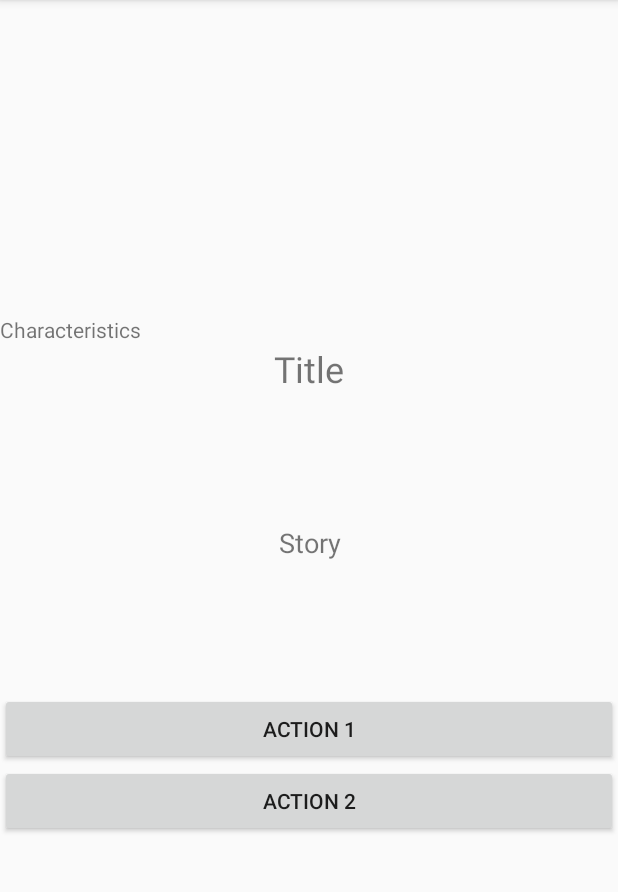
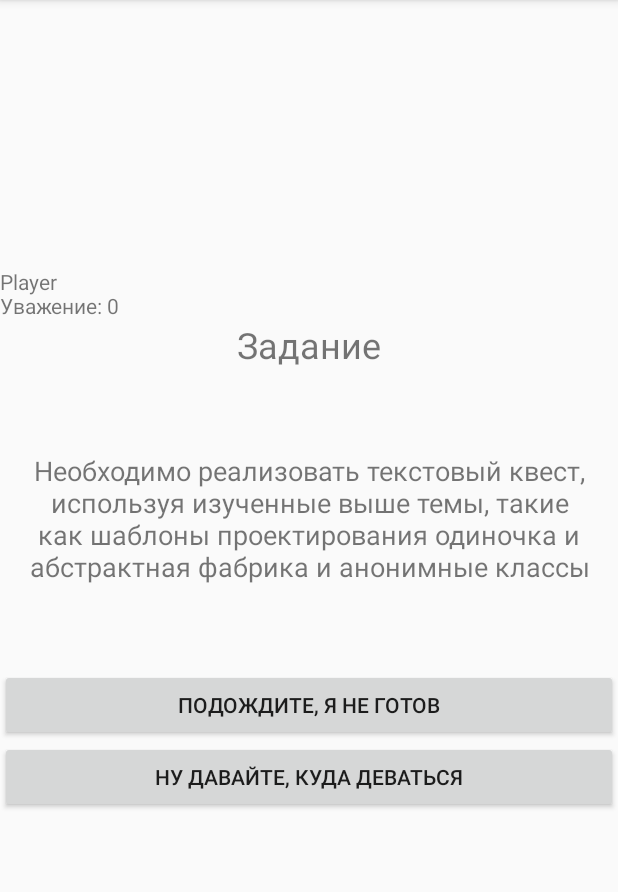
Before and after one commit to PenzaStreetGames/QuestText, an Android app: the screen it shows after launch (MainActivity), on a phone screen of 412 x 824 dp, the part 84-976 px from its top. Run offline under Robolectric (Android 15) with nearby library versions, the phone set to English and light mode, and no system bars.

Commit message:
17.03.2021 Написал квест, с шаблонами. Он даже вроде работает

```diff
--- a/app/src/main/java/com/penzastretstudios/questtext/AbstractSituation.java
+++ /dev/null
@@ -1,5 +0,0 @@
-package com.penzastretstudios.questtext;
-
-public class AbstractSituation {
-
-}
--- /dev/null
+++ b/app/src/main/java/com/penzastretstudios/questtext/DataFiller.java
@@ -0,0 +1,53 @@
+package com.penzastretstudios.questtext;
+
+import com.penzastretstudios.questtext.abstarcts.AbstractSituation;
+
+public class DataFiller {
+
+    static void createStory(Story story) {
+        createSituations(story);
+        createEdges(story);
+        AbstractSituation begin = story.getById(1);
+        story.setCurrentSituation(begin);
+    }
+
+    static void createSituations(Story story) {
+        story.addSituation("Задание", "Необходимо реализовать текстовый квест, используя изученные выше темы, " +
+                "такие как шаблоны проектирования одиночка и абстрактная фабрика и анонимные классы");
+        story.addSituation("Бездействие", "Время всё идёт, а дела не делаются. Уважение медленно тает");
+        story.addSituation("Шаблоны", "Прекрасно, пора начинать работу. Будете ли вы " +
+                "использовать шаблоны в своём квесте?");
+        story.addSituation("Без шаблонов", "Спорное решение. " +
+                "Может быть всё-таки послушаться совету препода и применить их?");
+        story.addSituation("Шаблоны будут", "Ожидаемое решение. А имеете ли вы хоть малейшее понятие, " +
+                "какие шаблоны будут использоваться?");
+        story.addSituation("До сих пор без шаблонов", "Времени на раздумия не осталось. " +
+                "Другие говорят какие-то умные слова и пытаются реализовать фабричный метод. Так как же писать код?");
+        story.addSituation("Какие шаблоны", "Хорошо, а какие шаблоны бывают вообще?");
+        story.addSituation("Точно ли шаблоны", "Путь вроде бы правильный, но может стоит " +
+                "спросить одногруппников, делающих это же задание?");
+        story.addEndSituation("Миссия провалена", "Кажется, придётся переделывать этот квест и сдавать на следующей паре.");
+        story.addEndSituation("Так себе", "Попытки вставить в проект фабрику конечно были, но преподу не зашло.");
+        story.addEndSituation("Норм квест", "Квест вышел то, что надо. И шаблоны, и сюжет.");
+    }
+
+    static void createEdges(Story story) {
+        story.addEdge(1, 2, "Подождите, я не готов", -1);
+        story.addEdge(1, 3, "Ну давайте, куда деваться", 1);
+        story.addEdge(2, 1, "Да, хватит тупить", 0);
+        story.addEdge(3, 4, "Шаблонов не будет, я сказал", -5);
+        story.addEdge(3, 5, "Ну раз сказали, значит будут", 5);
+        story.addEdge(3, 2, "А можно подумать?", -1);
+        story.addEdge(4, 6, "Ничего не понятно, пытаться не буду", -10);
+        story.addEdge(4, 7, "Ну, может быть, всё-таки они нужны", 5);
+        story.addEdge(5, 7, "Вообще-то нет", -5);
+        story.addEdge(5, 8, "Вроде бы препод объяснял...", 5);
+        story.addEdge(6, 9, "Структурным стилем", -1000000000);
+        story.addEdge(6, 10, "Написать кучу классов и интерфейсов", 5);
+        story.addEdge(7, 9, "Ну, стереотипы там всякие", -1000000000);
+        story.addEdge(7, 10, "Одиночный метод и фабрика", -1000000);
+        story.addEdge(7, 11, "Фабричный метод и одиночка", 100);
+        story.addEdge(8, 10, "Сделаю как-нибудь сам", -100);
+        story.addEdge(8, 11, "Одногрупы фигни не скажут", 100);
+    }
+}
--- a/app/src/main/java/com/penzastretstudios/questtext/Edge.java
+++ b/app/src/main/java/com/penzastretstudios/questtext/Edge.java
@@ -1,16 +1,18 @@
 package com.penzastretstudios.questtext;
+
+import com.penzastretstudios.questtext.abstarcts.AbstractSituation;
 
 public class Edge {
 
     int id;
     public String variant;
-    public Situation sit_from;
-    public Situation sit_into;
+    public AbstractSituation sit_from;
+    public AbstractSituation sit_into;
     int deltaRespect;
 
-    public Edge(int id, String variant, int deltaRespect,
-                Situation sit_from, Situation sit_into) {
-        this.id = id;
+    public Edge(int edge_id, String variant, int deltaRespect,
+                AbstractSituation sit_from, AbstractSituation sit_into) {
+        this.id = edge_id;
         this.variant = variant;
         this.deltaRespect = deltaRespect;
         this.sit_from = sit_from;
--- a/app/src/main/java/com/penzastretstudios/questtext/MainActivity.java
+++ b/app/src/main/java/com/penzastretstudios/questtext/MainActivity.java
@@ -6,6 +6,9 @@ import android.os.Bundle;
 import android.view.View;
 import android.widget.Button;
 import android.widget.TextView;
+import android.widget.Toast;
+
+import com.penzastretstudios.questtext.abstarcts.AbstractSituation;
 
 import java.util.ArrayList;
 
@@ -16,7 +19,7 @@ public class MainActivity extends AppCompatActivity {
     TextView title;
     TextView storyText;
     TextView characterText;
-    ArrayList<Button> buttons;
+    ArrayList<Button> buttons = new ArrayList<>();
 
     @Override
     protected void onCreate(Bundle savedInstanceState) {
@@ -27,40 +30,45 @@ public class MainActivity extends AppCompatActivity {
         characterText = (TextView) findViewById(R.id.character);
         buttons.add((Button) findViewById(R.id.button));
         buttons.add((Button) findViewById(R.id.button2));
+        buttons.add((Button) findViewById(R.id.button3));
+        for (int i = 0; i < buttons.size(); i++) {
+            int finalI = i;
+            buttons.get(i).setOnClickListener(new View.OnClickListener() {
+                @Override
+                public void onClick(View v) {
+                    update(finalI);
+                }
+            });
+        }
+        DataFiller.createStory(story);
         makeView();
     }
 
     @SuppressLint("SetTextI18n")
     public void makeView() {
-        TextView textField = (TextView) findViewById(R.id.story);
-        textField.setText(story.current_situation.subject + "\n" + story.current_situation.text + "\n" +
-                "Уважение:" + story.current_situation.deltaRespect);
+        AbstractSituation situation = Story.getStory().current_situation;
+        title.setText(situation.title);
+        storyText.setText(situation.history);
+        characterText.setText(person.name + "\n" + "Уважение: " + person.respect);
+        for (int i = 0; i < buttons.size(); i++) {
+            Button button = buttons.get(i);
+            if (i < situation.edges.size()) {
+                button.setText(situation.edges.get(i).variant);
+            }
+            button.setVisibility((i < situation.edges.size() ? View.VISIBLE : View.INVISIBLE));
+            button.setClickable(i < situation.edges.size());
+        }
     }
 
     public void update(int move) {
         story.go(move);
-    }
-
-    public void firstButton(View v) {
-        story.go(1);
-        person.respect += story.current_situation.deltaRespect;
         makeView();
-        checkEnd();
-    }
-
-    public void secondButton(View v) {
-        story.go(2);
-        person.respect += story.current_situation.deltaRespect;
-        makeView();
-        checkEnd();
     }
 
     @SuppressLint("SetTextI18n")
     public void checkEnd() {
         if (story.isEnd()) {
-            TextView textField = (TextView) findViewById(R.id.story);
-            textField.setText(textField.getText().toString() +
-                    "\nКонец истории");
+            Toast.makeText(getApplicationContext(), "Конец истории", Toast.LENGTH_SHORT).show();
         }
     }
 }
--- a/app/src/main/java/com/penzastretstudios/questtext/Story.java
+++ b/app/src/main/java/com/penzastretstudios/questtext/Story.java
@@ -1,12 +1,21 @@
 package com.penzastretstudios.questtext;
 
+import com.penzastretstudios.questtext.abstarcts.AbstractSituation;
+import com.penzastretstudios.questtext.creators.EdgeCreator;
+import com.penzastretstudios.questtext.creators.EndSituationCreator;
+import com.penzastretstudios.questtext.creators.SituationCreator;
+
+import java.time.Period;
 import java.util.ArrayList;
 
 public class Story {
 
-    private Situation start_story;
-    public Situation current_situation;
-    public ArrayList<Situation> situations = new ArrayList<>();
+    private AbstractSituation start_story;
+    public AbstractSituation current_situation;
+    public EdgeCreator edgeCreator;
+    public SituationCreator situationCreator;
+    public EndSituationCreator endSituationCreator;
+    public ArrayList<AbstractSituation> situations = new ArrayList<>();
     public ArrayList<Edge> edges = new ArrayList<>();
     private static Story story = null;
 
@@ -16,133 +25,51 @@ public class Story {
         return story;
     }
 
-    int[] parents = {
-            0, 1, 1, 3, 3, 5, 5, 7, 7
-    };
-    String[] subjects = {
-            "Поступление",
-            "Не МИРЭА",
-            "Занятие",
-            "Проц прога",
-            "Идти на пару",
-            "Не на паре",
-            "Делать квест",
-            "Не делать квест",
-            "Сделать квест"
-    };
-    String[] texts = {
-            "Вот и кончилось егэ. Куда поступать?\n" +
-                    "1) В любой вуз\n" +
-                    "2) В МИРЭА",
-            "И это было вашей последней ошибкой. Дизреспект (\n" +
-                    "1) Заново\n",
-            "Вот и славно. Но чем бы заняться в МИРЭА?\n" +
-                    "1) Делать проект по проц. проге\n" +
-                    "2) Пойти на мобилдев в самсунг",
-            "Вот вам заняться больше нечем, безнадёжный ботан. Дизреспект (\n" +
-                    "1) Заново",
-            "В самсунге хорошо. На дворе 19 декабря. Идти на пару?\n" +
-                    "1) Не идти\n" +
-                    "2) Идти",
-            "Фу, прогульщик. Уважение-\n" +
-                    "1) Заново",
-            "Пришёл такой на пару, а тут надо делать квест. Делать?\n" +
-                    "1) Не делать\n" +
-                    "2) Делать",
-            "Ну вы и лентяй. Стыд и срам.\n" +
-                    "1) Заново",
-            "Ну и запилил текстовый квест, фигле. Уважение автора )\n" +
-                    "1) Ура (заново)"
-    };
-    int[] variants = {
-            2, 1, 2, 1, 2, 1, 2, 1, 1
-    };
-    int[] deltaRespects = {
-            0, -1000000, 100, -1000, 100, -500, 100, -400, 1000
-    };
-
-    Story() {
-        start_story = new Situation(
-                subjects[0],
-                texts[0],
-                variants[0],
-                deltaRespects[0]);
-        start_story.direction[0] = new Situation(
-                subjects[1],
-                texts[1],
-                variants[1],
-                deltaRespects[1]);
-        start_story.direction[0].direction[0] = start_story;
-        start_story.direction[1] = new Situation(
-                subjects[2],
-                texts[2],
-                variants[2],
-                deltaRespects[2]);
-        start_story.direction[1].direction[0] = new Situation(
-                subjects[3],
-                texts[3],
-                variants[3],
-                deltaRespects[3]);
-        start_story.direction[1].direction[0].direction[0] = start_story;
-        start_story.direction[1].direction[1] = new Situation(
-                subjects[4],
-                texts[4],
-                variants[4],
-                deltaRespects[4]);
-        start_story.direction[1].direction[1].direction[0] = new Situation(
-                subjects[5],
-                texts[5],
-                variants[5],
-                deltaRespects[5]);
-        start_story.direction[1].direction[1].direction[0].direction[0] = start_story;
-        start_story.direction[1].direction[1].direction[1] = new Situation(
-                subjects[6],
-                texts[6],
-                variants[6],
-                deltaRespects[6]);
-        start_story.direction[1].direction[1].direction[1].direction[0] = new Situation(
-                subjects[7],
-                texts[7],
-                variants[7],
-                deltaRespects[7]);
-        start_story.direction[1].direction[1].direction[1].direction[0].direction[0] = start_story;
-        start_story.direction[1].direction[1].direction[1].direction[1] = new Situation(
-                subjects[8],
-                texts[8],
-                variants[8],
-                deltaRespects[8]);
-        start_story.direction[1].direction[1].direction[1].direction[1].direction[0] = start_story;
-        current_situation = start_story;
+    private Story() {
+        edgeCreator = new EdgeCreator();
+        situationCreator = new SituationCreator();
+        endSituationCreator = new EndSituationCreator();
     }
 
     public void go(int num) {
+        Character.getPerson().respect += current_situation.edges.get(num).deltaRespect;
         current_situation = current_situation.edges.get(num).sit_into;
     }
 
-    public void addSituation(int id, String title, String history) {
-        Situation situation = new Situation(id, title, history);
+    public void addSituation(String title, String history) {
+        AbstractSituation situation = situationCreator.createSituation(title, history);
         situations.add(situation);
     }
 
-    public void addEdge(int id, int id_from, int id_into, String variant, int deltaRespect) {
-        Situation sit_from = getById(id_from);
-        Situation sit_into = getById(id_into);
-        if (sit_from != null && sit_into != null)
+    public void addEndSituation(String title, String history) {
+        AbstractSituation situation = situationCreator.createSituation(title, history);
+        situations.add(situation);
+    }
+
+    public void addEdge(int id_from, int id_into, String variant, int deltaRespect) {
+        AbstractSituation sit_from = getById(id_from);
+        AbstractSituation sit_into = getById(id_into);
+        if (sit_from == null || sit_into == null) {
             System.out.println("Связь не добавлена");
-        Edge edge = new Edge(id=id, variant=variant, deltaRespect=deltaRespect,
-                sit_from=sit_from, sit_into=sit_into);
+            return;
+        }
+        Edge edge = edgeCreator.createEdge(sit_from, sit_into, variant, deltaRespect);
         edges.add(edge);
     }
 
-    public Situation getById(int id) {
-        for (Situation situation : situations) {
+    public AbstractSituation getById(int id) {
+        for (AbstractSituation situation : situations) {
             if (situation.id == id)
                 return situation;
         }
         return null;
     }
 
+    public void setCurrentSituation(AbstractSituation situation) {
+        this.current_situation = situation;
+    }
+
     public boolean isEnd() {
-        return current_situation.edges.size() == 0;
+        return current_situation instanceof EndSituation;
     }
 }
--- /dev/null
+++ b/app/src/main/java/com/penzastretstudios/questtext/abstarcts/AbstractSituation.java
@@ -0,0 +1,29 @@
+package com.penzastretstudios.questtext.abstarcts;
+
+import com.penzastretstudios.questtext.Edge;
+import com.penzastretstudios.questtext.Situation;
+
+import java.util.ArrayList;
+
+public abstract class AbstractSituation {
+    public int id;
+    public String title;
+    public String history;
+    public ArrayList<Edge> edges = new ArrayList<>();
+
+    Situation[] direction;
+    String subject, text;
+    int deltaRespect;
+
+    public AbstractSituation (int id, String title, String history) {
+        this.title = title;
+        this.history = history;
+        this.id = id;
+    }
+
+    public void addEdge(Edge edge) {
+        edges.add(edge);
+    }
+
+    abstract public void onEnter();
+}
--- /dev/null
+++ b/app/src/main/java/com/penzastretstudios/questtext/abstarcts/AbstractSituationCreator.java
@@ -0,0 +1,7 @@
+package com.penzastretstudios.questtext.abstarcts;
+
+public abstract class AbstractSituationCreator {
+    protected static int increment_id = 1;
+
+    protected abstract AbstractSituation createSituation(String title, String history);
+}
--- /dev/null
+++ b/app/src/main/java/com/penzastretstudios/questtext/creators/EdgeCreator.java
@@ -0,0 +1,18 @@
+package com.penzastretstudios.questtext.creators;
+
+import com.penzastretstudios.questtext.Edge;
+import com.penzastretstudios.questtext.Situation;
+import com.penzastretstudios.questtext.abstarcts.AbstractSituation;
+
+public class EdgeCreator {
+    static int increment_id = 0;
+
+    public Edge createEdge(AbstractSituation sit_from, AbstractSituation sit_into, String variant, int deltaRespect) {
+        if (sit_from != null && sit_into != null)
+            System.out.println("Связь не добавлена");
+        Edge edge = new Edge(increment_id, variant, deltaRespect,
+                sit_from, sit_into);
+        increment_id++;
+        return edge;
+    }
+}
--- /dev/null
+++ b/app/src/main/java/com/penzastretstudios/questtext/creators/SituationCreator.java
@@ -0,0 +1,15 @@
+package com.penzastretstudios.questtext.creators;
+
+import com.penzastretstudios.questtext.Situation;
+import com.penzastretstudios.questtext.abstarcts.AbstractSituation;
+import com.penzastretstudios.questtext.abstarcts.AbstractSituationCreator;
+
+public class SituationCreator extends AbstractSituationCreator {
+
+    @Override
+    public AbstractSituation createSituation(String title, String history) {
+        Situation situation = new Situation(increment_id, title, history);
+        increment_id++;
+        return situation;
+    }
+}
--- a/app/src/main/res/layout/activity_main.xml
+++ b/app/src/main/res/layout/activity_main.xml
@@ -47,6 +47,12 @@
             android:layout_height="wrap_content"
             android:onClick="secondButton"
             android:text="Action 2" />
+
+        <Button
+            android:id="@+id/button3"
+            android:layout_width="match_parent"
+            android:layout_height="wrap_content"
+            android:text="Action 3" />
     </LinearLayout>
 
 </android.support.constraint.ConstraintLayout>
```
Also changed, not shown: app/src/main/java/com/penzastretstudios/questtext/EndSituation.java (+14 -1 lines), app/src/main/java/com/penzastretstudios/questtext/Situation.java (+8 -31 lines), app/src/main/java/com/penzastretstudios/questtext/creators/EndSituationCreator.java (added, +15 -0 lines).
